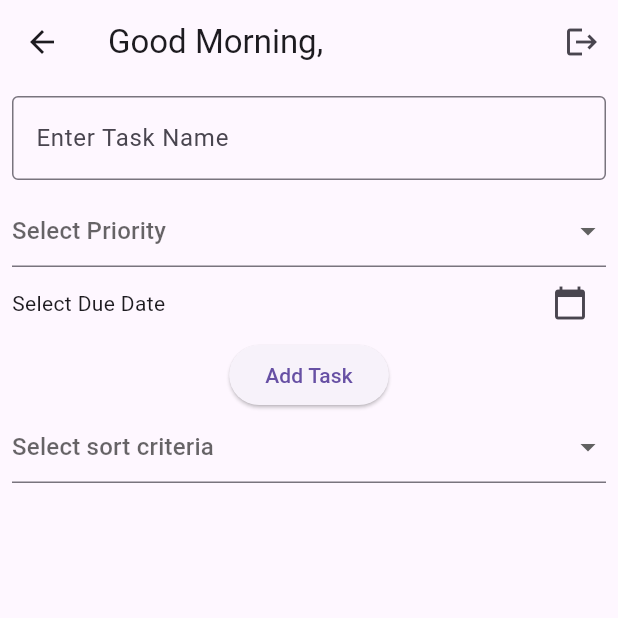
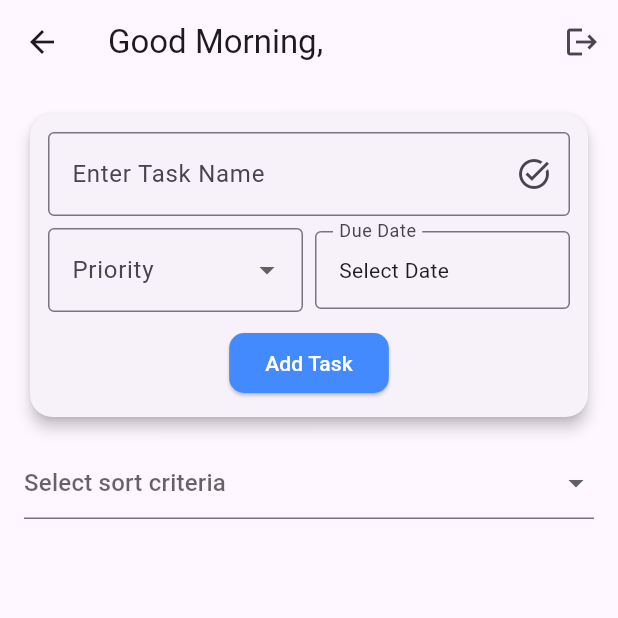
Before and after one commit to minnocent12/taskcw6, a Flutter app: the TaskListScreen screen opened by its route, on a phone screen of 412 x 824 dp, the top half of it. Run offline on Flutter 3.47's test engine with Material 3 defaults, Android fonts, the light colour scheme and no system bars; our stand-ins replace cloud_firestore, firebase_auth, firebase_core; accounts and stored records are empty.

Commit message:
UI enhanced

```diff
--- a/lib/screens/task_list_screen.dart
+++ b/lib/screens/task_list_screen.dart
@@ -372,8 +372,16 @@ class _TaskListScreenState extends State<TaskListScreen> {
       ),
       body: Column(
         children: [
+          // Add Task Section
           Padding(
-            padding: const EdgeInsets.all(8.0),
+            padding: const EdgeInsets.all(16.0),
+            child: Card(
+              shape: RoundedRectangleBorder(
+                borderRadius: BorderRadius.circular(15),
+              ),
+              elevation: 4,
+              child: Padding(
+                padding: const EdgeInsets.all(12.0),
                 child: Column(
                   children: [
                     TextField(
@@ -381,13 +389,21 @@ class _TaskListScreenState extends State<TaskListScreen> {
                       decoration: InputDecoration(
                         labelText: 'Enter Task Name',
                         border: OutlineInputBorder(),
+                        suffixIcon: Icon(Icons.task_alt),
                       ),
                     ),
-                SizedBox(height: 10),
-                DropdownButtonFormField<String>(
+                    SizedBox(height: 8),
+                    Row(
+                      children: [
+                        Expanded(
+                          child: DropdownButtonFormField<String>(
                             value: _selectedPriority,
-                  hint: Text("Select Priority"),
-                  items: <String>['High', 'Medium', 'Low'].map((String value) {
+                            decoration: InputDecoration(
+                              labelText: "Priority",
+                              border: OutlineInputBorder(),
+                            ),
+                            items: <String>['High', 'Medium', 'Low']
+                                .map((String value) {
                               return DropdownMenuItem<String>(
                                 value: value,
                                 child: Text(value),
@@ -399,23 +415,49 @@ class _TaskListScreenState extends State<TaskListScreen> {
                               });
                             },
                           ),
-                Row(
-                  children: [
+                        ),
+                        SizedBox(width: 8),
                         Expanded(
+                          child: InkWell(
+                            onTap: () => _selectDueDate(context),
+                            child: InputDecorator(
+                              decoration: InputDecoration(
+                                labelText: 'Due Date',
+                                border: OutlineInputBorder(),
+                              ),
                               child: Text(
                                 _selectedDueDate == null
-                            ? 'Select Due Date'
-                            : 'Due Date: ${DateFormat('yyyy-MM-dd').format(_selectedDueDate!)}',
+                                    ? 'Select Date'
+                                    : DateFormat('yyyy-MM-dd')
+                                        .format(_selectedDueDate!),
                               ),
                             ),
-                    IconButton(
-                      icon: Icon(Icons.calendar_today),
-                      onPressed: () => _selectDueDate(context),
+                          ),
                         ),
                       ],
                     ),
-                ElevatedButton(onPressed: _addTask, child: Text('Add Task')),
-                DropdownButtonFormField<String>(
+                    SizedBox(height: 10),
+                    ElevatedButton(
+                      onPressed: _addTask,
+                      child: Text('Add Task'),
+                      style: ElevatedButton.styleFrom(
+                        foregroundColor: Colors.white,
+                        backgroundColor: Colors.blueAccent,
+                        shape: RoundedRectangleBorder(
+                          borderRadius: BorderRadius.circular(10),
+                        ),
+                      ),
+                    ),
+                  ],
+                ),
+              ),
+            ),
+          ),
+
+          // Sort Criteria Dropdown
+          Padding(
+            padding: const EdgeInsets.symmetric(horizontal: 16.0),
+            child: DropdownButtonFormField<String>(
               value: _selectedSortOption,
               hint: Text("Select sort criteria"),
               items: [
@@ -437,9 +479,9 @@ class _TaskListScreenState extends State<TaskListScreen> {
                 });
               },
             ),
-              ],
           ),
-          ),
+
+          // Expanded Task List
           Expanded(
             child: StreamBuilder(
               stream: _firestore
@@ -466,13 +508,13 @@ class _TaskListScreenState extends State<TaskListScreen> {
                         margin:
                             EdgeInsets.symmetric(vertical: 5, horizontal: 10),
                         shape: RoundedRectangleBorder(
-                          borderRadius: BorderRadius.circular(10),
+                          borderRadius: BorderRadius.circular(15),
                         ),
                         elevation: 3,
                         child: ExpansionTile(
                           leading: CircleAvatar(
                             backgroundColor: _getPriorityColor(task.priority),
-                            radius: 5,
+                            radius: 10,
                           ),
                           title: Text(task.name,
                               style: TextStyle(fontWeight: FontWeight.bold)),
@@ -497,7 +539,7 @@ class _TaskListScreenState extends State<TaskListScreen> {
                                 var subTasks = snapshot.data!.docs.map((doc) {
                                   return SubTask.fromMap(
                                       doc.data() as Map<String, dynamic>,
-                                      doc.id); // Pass doc.id here
+                                      doc.id);
                                 }).toList();
 
                                 return Column(
```
Lines whose indentation alone changed are shown as unchanged.
